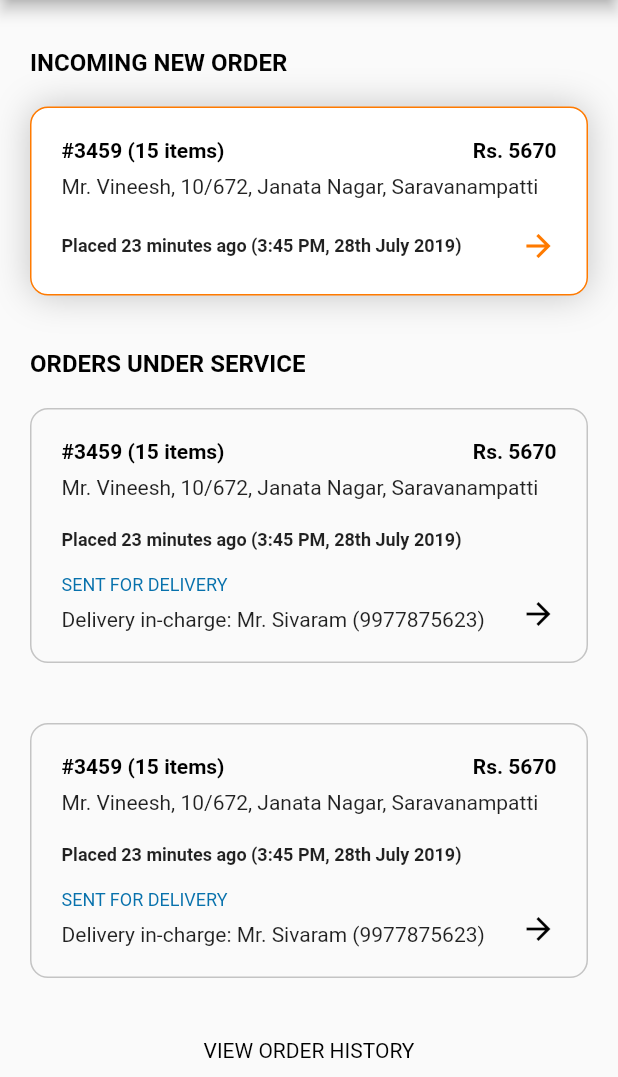
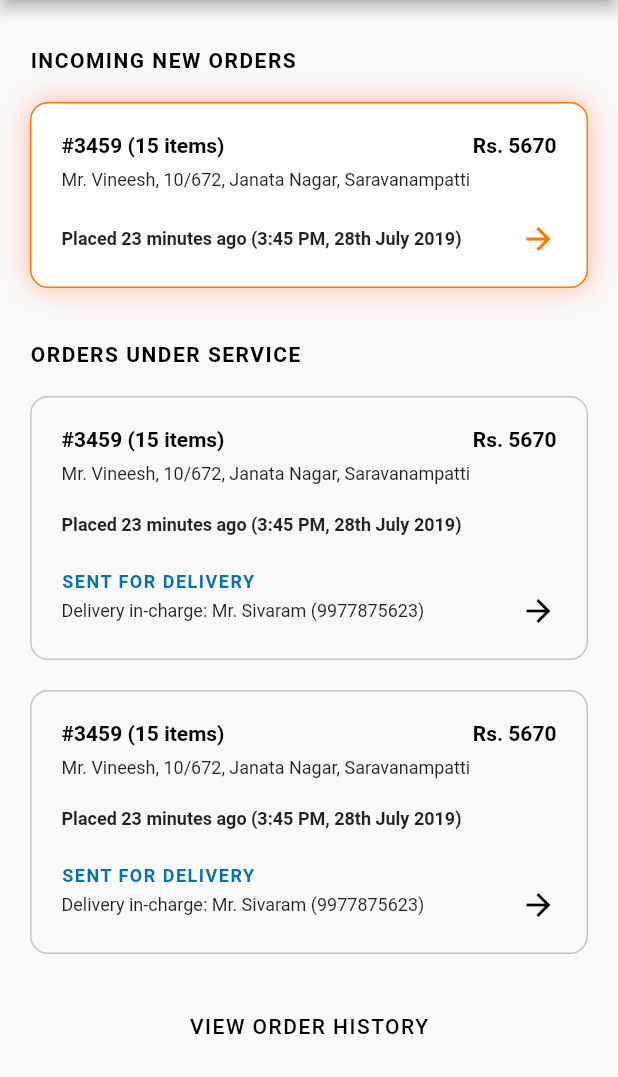
Before and after one commit to sivaperumal644/pazhamudir_emart, a Flutter app: the screen it shows after launch, after a tap on "SIGN IN", on a phone screen of 412 x 824 dp, the part 159-1236 px from its top. Run offline on Flutter 3.47's test engine with Material 2 defaults, Android fonts, the phone set to English and light mode, and no system bars; network calls fail.

```diff
--- a/lib/components/IncomingOrderWidget.dart
+++ b/lib/components/IncomingOrderWidget.dart
@@ -1,5 +1,6 @@
 import 'package:flutter/material.dart';
 import 'package:pazhamuthir_emart/constants/colors.dart';
+import 'package:pazhamuthir_emart/constants/styles.dart';
 
 class IncomingOrderWidget extends StatelessWidget {
   String orderNumber;
@@ -26,7 +27,11 @@ class IncomingOrderWidget extends StatelessWidget {
           color: WHITE_COLOR,
           borderRadius: BorderRadius.circular(12),
           border: Border.all(color: PRIMARY_COLOR, width: 1),
-          boxShadow: [BoxShadow(color: SHADOW_COLOR, blurRadius: 20.0)]),
+          boxShadow: [
+            BoxShadow(
+                color: Colors.deepOrangeAccent.withOpacity(0.5),
+                blurRadius: 16.0)
+          ]),
       padding: EdgeInsets.all(20.0),
       child: Column(
         crossAxisAlignment: CrossAxisAlignment.start,
@@ -50,21 +55,32 @@ class IncomingOrderWidget extends StatelessWidget {
               ),
             ],
           ),
-          Padding(
-            padding: const EdgeInsets.only(top: 8.0),
-            child: Text(
-              address,
-              textAlign: TextAlign.start,
-            ),
+          Container(
+            height: 8,
           ),
           Row(
             mainAxisAlignment: MainAxisAlignment.spaceBetween,
             children: <Widget>[
-              Padding(
-                padding: const EdgeInsets.only(top: 20.0),
+              Expanded(
                 child: Text(
-                  orderPlaced,
-                  style: TextStyle(fontSize: 12, fontWeight: FontWeight.bold),
+                  address,
+                  softWrap: true,
+                  textAlign: TextAlign.start,
+                  style: TextStyle(fontSize: 12),
+                ),
+              ),
+            ],
+          ),
+          Row(
+            mainAxisAlignment: MainAxisAlignment.spaceBetween,
+            children: <Widget>[
+              Expanded(
+                child: Padding(
+                  padding: const EdgeInsets.only(top: 20.0),
+                  child: Text(
+                    orderPlaced,
+                    style: TextStyle(fontSize: 12, fontWeight: FontWeight.bold),
+                  ),
                 ),
               ),
               Padding(
--- a/lib/components/ServiceOrdersWidget.dart
+++ b/lib/components/ServiceOrdersWidget.dart
@@ -59,6 +59,7 @@ class ServiceOrdersWidget extends StatelessWidget {
             child: Text(
               address,
               textAlign: TextAlign.start,
+              style: TextStyle(fontSize: 12),
             ),
           ),
           Padding(
@@ -69,19 +70,25 @@ class ServiceOrdersWidget extends StatelessWidget {
             ),
           ),
           Padding(
-            padding: const EdgeInsets.only(top: 16.0),
+            padding: const EdgeInsets.only(top: 24.0),
             child: Text(
               statusOfDelivery,
               textAlign: TextAlign.start,
-              style: TextStyle(fontSize: 12, color: BLUE_COLOR),
+              style: TextStyle(
+                  fontSize: 12,
+                  fontWeight: FontWeight.bold,
+                  letterSpacing: 1.0,
+                  color: BLUE_COLOR),
             ),
           ),
           Row(
             mainAxisAlignment: MainAxisAlignment.spaceBetween,
             children: <Widget>[
-              Padding(
-                padding: const EdgeInsets.only(top: 8.0),
-                child: Text(deliveryIncharge),
+              Expanded(
+                child: Text(
+                  deliveryIncharge,
+                  style: TextStyle(fontSize: 12),
+                ),
               ),
               Icon(
                 Icons.arrow_forward,
--- a/lib/constants/styles.dart
+++ b/lib/constants/styles.dart
@@ -2,3 +2,6 @@ import 'package:flutter/material.dart';
 
 TextStyle RaleWayTitle = new TextStyle(
     fontSize: 18, fontFamily: 'RaleWay', fontWeight: FontWeight.bold);
+
+TextStyle ButtonTextStyle = new TextStyle(
+    fontSize: 14, fontWeight: FontWeight.w500, letterSpacing: 1.0);
--- a/lib/screens/OrdersScreen.dart
+++ b/lib/screens/OrdersScreen.dart
@@ -21,11 +21,12 @@ class OrdersScreenState extends State<OrdersScreen> {
             Padding(
               padding: const EdgeInsets.only(top: 32.0, left: 20.0),
               child: Text(
-                'INCOMING NEW ORDER',
+                'INCOMING NEW ORDERS',
                 style: TextStyle(
                     color: BLACK_COLOR,
                     fontWeight: FontWeight.bold,
-                    fontSize: 16),
+                    fontSize: 14,
+                    letterSpacing: 1.0),
               ),
             ),
             Padding(
@@ -44,11 +45,13 @@ class OrdersScreenState extends State<OrdersScreen> {
                 style: TextStyle(
                     color: BLACK_COLOR,
                     fontWeight: FontWeight.bold,
-                    fontSize: 16),
+                    fontSize: 14,
+                    letterSpacing: 1.0),
               ),
             ),
             Padding(
-              padding: const EdgeInsets.all(20.0),
+              padding:
+                  const EdgeInsets.only(top: 20.0, left: 20.0, right: 20.0),
               child: ServiceOrdersWidget(
                 orderNumber: '#3459 (15 items)',
                 price: 'Rs. 5670',
@@ -60,7 +63,8 @@ class OrdersScreenState extends State<OrdersScreen> {
               ),
             ),
             Padding(
-              padding: const EdgeInsets.all(20.0),
+              padding:
+                  const EdgeInsets.only(top: 20.0, left: 20.0, right: 20.0),
               child: ServiceOrdersWidget(
                   orderNumber: '#3459 (15 items)',
                   price: 'Rs. 5670',
@@ -71,14 +75,23 @@ class OrdersScreenState extends State<OrdersScreen> {
                   deliveryIncharge:
                       'Delivery in-charge: Mr. Sivaram (9977875623)'),
             ),
+            Container(
+              height: 24,
+            ),
             Center(
-                child: Padding(
-              padding: const EdgeInsets.all(20.0),
-              child: Text(
-                'VIEW ORDER HISTORY',
-                style: TextStyle(color: BLACK_COLOR, fontSize: 14),
-              ),
-            ))
+                child: FlatButton(
+                    onPressed: () {},
+                    child: Text(
+                      'VIEW ORDER HISTORY',
+                      style: TextStyle(
+                          color: BLACK_COLOR,
+                          fontSize: 14,
+                          fontWeight: FontWeight.w500,
+                          letterSpacing: 1.0),
+                    ))),
+            Container(
+              height: 24,
+            )
           ],
         ),
       ]),
--- a/lib/screens/auth_screen.dart
+++ b/lib/screens/auth_screen.dart
@@ -38,19 +38,22 @@ class AuthScreenState extends State<AuthScreen> {
             ),
           ),
           Center(
-            child: Text(
-              'E-MART',
-              style: TextStyle(color: BLACK_COLOR, fontSize: 16),
-            ),
+            child: Text('E-MART',
+                style: TextStyle(
+                    color: BLACK_COLOR,
+                    fontSize: 16,
+                    fontWeight: FontWeight.bold,
+                    letterSpacing: 1.0)),
           ),
           Center(
             child: Padding(
               padding: const EdgeInsets.only(top: 32.0),
               child: Text('SERVICE APP',
                   style: TextStyle(
-                    fontSize: 16,
-                    color: PRIMARY_COLOR,
-                  )),
+                      fontSize: 16,
+                      color: PRIMARY_COLOR,
+                      fontWeight: FontWeight.bold,
+                      letterSpacing: 1.0)),
             ),
           ),
           _bottomSheet(),
@@ -61,7 +64,7 @@ class AuthScreenState extends State<AuthScreen> {
 
   Widget _bottomSheet() {
     return Container(
-      margin: EdgeInsets.only(top: MediaQuery.of(context).size.height / 7.65),
+      margin: EdgeInsets.only(top: MediaQuery.of(context).size.height / 10),
       decoration: BoxDecoration(
         borderRadius: BorderRadius.only(
           topLeft: Radius.circular(24),
@@ -70,7 +73,7 @@ class AuthScreenState extends State<AuthScreen> {
         color: PRIMARY_COLOR,
       ),
       alignment: Alignment.bottomCenter,
-      padding: EdgeInsets.fromLTRB(40, 20, 40, 20),
+      padding: EdgeInsets.fromLTRB(40, 30, 40, 20),
       height: MediaQuery.of(context).size.height / 1.5,
       child: Column(
         children: <Widget>[
@@ -79,6 +82,7 @@ class AuthScreenState extends State<AuthScreen> {
               style: TextStyle(
                   color: WHITE_COLOR,
                   fontSize: 24,
+                  fontFamily: 'RaleWay',
                   fontWeight: FontWeight.bold)),
           _signinTextField(),
           _signinButton(),
@@ -86,10 +90,15 @@ class AuthScreenState extends State<AuthScreen> {
             child: Column(
               mainAxisAlignment: MainAxisAlignment.center,
               children: <Widget>[
+                Spacer(),
                 Text(
                   'Please contact admin to get your sign-in token.',
                   textAlign: TextAlign.center,
-                  style: TextStyle(color: WHITE_COLOR, fontSize: 16),
+                  style: TextStyle(
+                      color: WHITE_COLOR,
+                      fontSize: 14,
+                      fontWeight: FontWeight.w500,
+                      letterSpacing: 1.0),
                 )
               ],
             ),
@@ -103,35 +112,38 @@ class AuthScreenState extends State<AuthScreen> {
     return Padding(
       padding: const EdgeInsets.only(top: 32.0),
       child: TextField(
-        style: TextStyle(color: WHITE_COLOR),
+        style: TextStyle(
+            color: WHITE_COLOR,
+            fontFamily: 'Raleway',
+            fontSize: 18,
+            fontWeight: FontWeight.bold),
         decoration: InputDecoration(
-          labelText: "Sign in token",
-          focusedBorder:
-              UnderlineInputBorder(borderSide: BorderSide(color: WHITE_COLOR)),
-          enabledBorder:
-              UnderlineInputBorder(borderSide: BorderSide(color: WHITE_COLOR)),
-          border:
-              UnderlineInputBorder(borderSide: BorderSide(color: WHITE_COLOR)),
-          labelStyle: TextStyle(
-            color: WHITE_COLOR,
-            fontFamily: 'Raleway-Regular',
-            fontSize: 18,
-          ),
-        ),
+            focusedBorder: UnderlineInputBorder(
+                borderSide: BorderSide(color: WHITE_COLOR)),
+            enabledBorder: UnderlineInputBorder(
+                borderSide: BorderSide(color: WHITE_COLOR)),
+            border: UnderlineInputBorder(
+                borderSide: BorderSide(color: WHITE_COLOR)),
+            hintStyle: TextStyle(
+              color: WHITE_COLOR,
+              fontFamily: 'Raleway',
+              fontSize: 18,
+            ),
+            hintText: 'Sign in token'),
       ),
     );
   }
 
   Widget _signinButton() {
     return Padding(
-      padding: const EdgeInsets.only(top: 16.0),
+      padding: const EdgeInsets.only(top: 36.0),
       child: Row(
           crossAxisAlignment: CrossAxisAlignment.end,
           mainAxisAlignment: MainAxisAlignment.end,
           children: <Widget>[
             SizedBox(
-                width: 150,
-                height: 48,
+                width: 120,
+                height: 36,
                 child: RaisedButton(
                   color: WHITE_COLOR,
                   onPressed: () {
@@ -141,13 +153,16 @@ class AuthScreenState extends State<AuthScreen> {
                     );
                   },
                   shape: RoundedRectangleBorder(
-                    borderRadius: BorderRadius.circular(10.0),
+                    borderRadius: BorderRadius.circular(8.0),
                   ),
-                  elevation: 10,
+                  elevation: 2,
                   child: Text(
                     "SIGN IN",
                     style: TextStyle(
-                        color: PRIMARY_COLOR, fontSize: 18, letterSpacing: 1.8),
+                        color: PRIMARY_COLOR,
+                        fontSize: 14,
+                        letterSpacing: 1.0,
+                        fontWeight: FontWeight.w500),
                   ),
                 ))
           ]),
```
Also changed, not shown: lib/components/InventoryListItemWidget.dart (added, +61 -0 lines), lib/components/SearchWidget.dart (+37 -20 lines), lib/screens/InventoryScreen.dart (+30 -7 lines).
